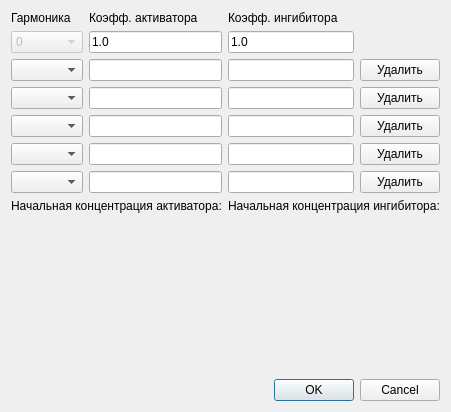
First picture: the form in TeamProjects/diffusion-solver/ui/dsinitconditionsdialog.ui, repository antonlarin/aNiMated-batman, before the edit.
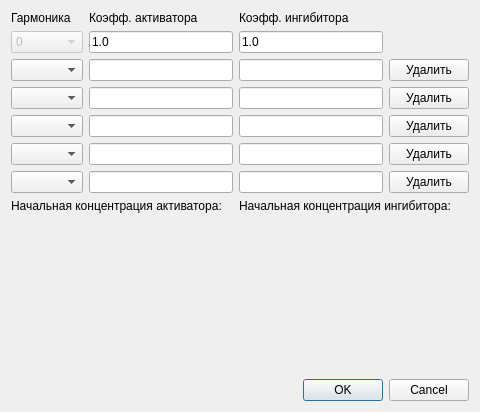
Second picture: the form after the edit. Custom widgets are drawn as their Qt base class.

Commit message:
Make some dialogs modal (#49)
More specifically, solving progress and initial conditions dialogs.

Diff of the .ui file:
```diff
--- a/TeamProjects/diffusion-solver/ui/dsinitconditionsdialog.ui
+++ b/TeamProjects/diffusion-solver/ui/dsinitconditionsdialog.ui
@@ -6,7 +6,7 @@
    <rect>
     <x>0</x>
     <y>0</y>
-    <width>446</width>
+    <width>480</width>
     <height>412</height>
    </rect>
   </property>
```
Left out of the diff: 3 changed lines with no effect on the pictures. The commit also changes 1 other file.
